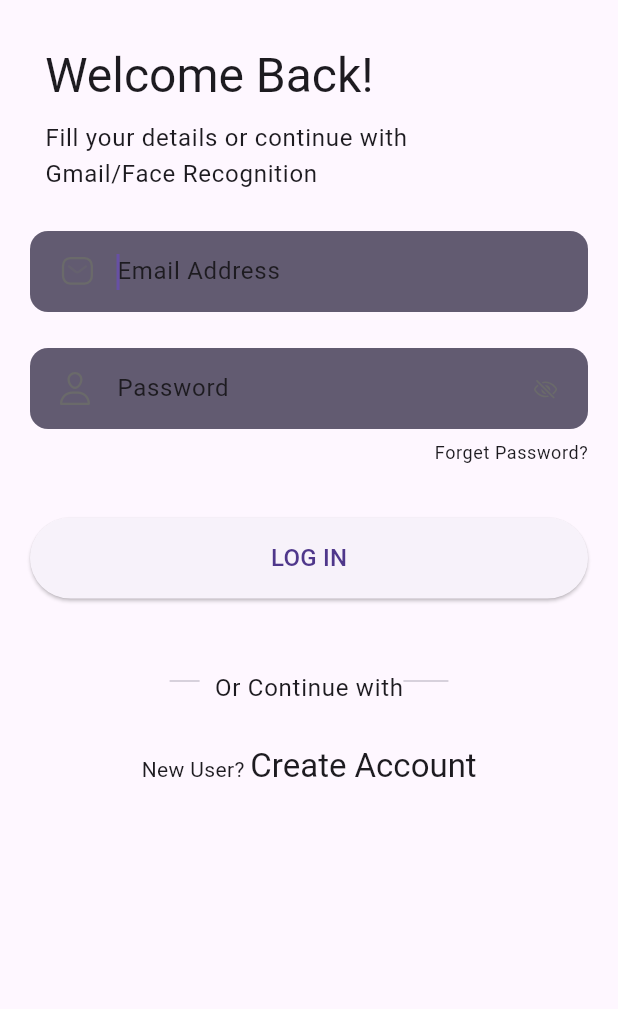
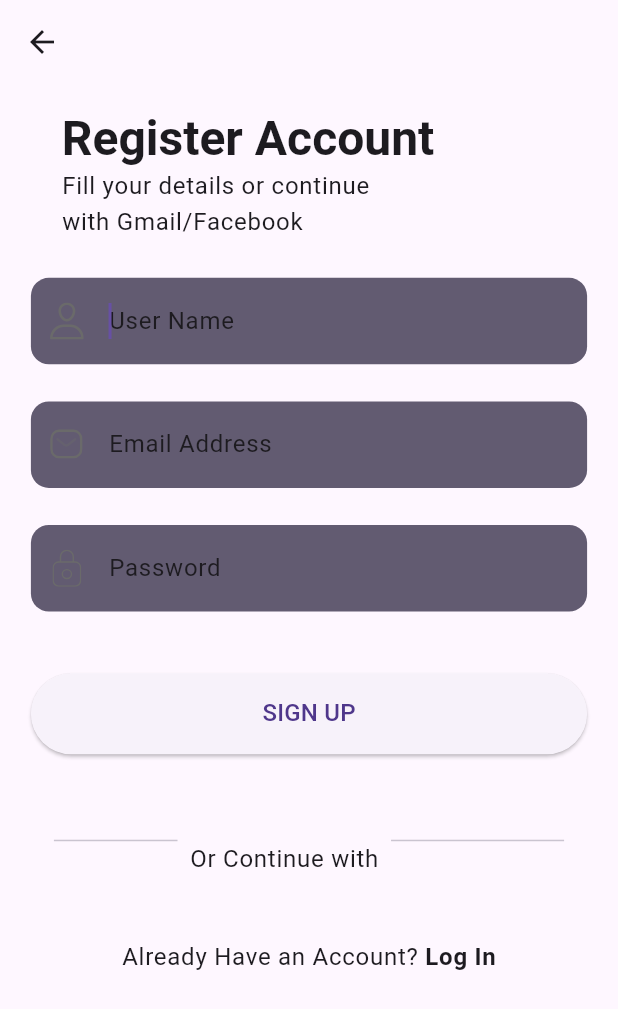
Before and after one commit to Miragaia/RouteTrack, a Flutter app: the LogInScreen screen opened by its route, after a tap on an icon or button, on a phone screen of 412 x 824 dp. Shown: the top 1009 px of the screen. Run offline on Flutter 3.47's test engine with Material 3 defaults, Android fonts, the phone set to English and light mode, and no system bars; our stand-ins replace cached_network_image, firebase_auth, firebase_core, flutter_svg; accounts and stored records are empty; network calls fail.

Commit message:
feat: SignUp screen UI + firebase auth working

```diff
--- a/routertrack/lib/routes.dart
+++ b/routertrack/lib/routes.dart
@@ -1,7 +1,7 @@
 import 'package:flutter/material.dart';
 // import 'package:routertrack/screens/home.dart';
 import 'package:routertrack/screens/logIn.dart';
-// import 'package:routertrack/screens/signUp.dart';
+import 'package:routertrack/screens/signup.dart';
 import 'package:routertrack/screens/splash.dart';
 
 
@@ -17,7 +17,7 @@ class AppRoutes {
   static Map<String, WidgetBuilder> routes = {
     splashScreen: (context) => const SplashScreen(),
     logInScreen: (context) => const LogInScreen(),
-    // signUpScreen: (context) => SignUpScreen(),
+    signUpScreen: (context) => const SignUpScreen(),
     // homePage: (context) => HomePage(),
   };
 }
--- a/routertrack/lib/screens/logIn.dart
+++ b/routertrack/lib/screens/logIn.dart
@@ -1,6 +1,7 @@
 import 'package:firebase_auth/firebase_auth.dart';
 import 'package:flutter/material.dart';
 import 'package:routertrack/firebase_ath/firebase_auth_services.dart';
+import 'package:routertrack/routes.dart';
 import 'package:routertrack/screens/home.dart';
 import 'package:routertrack/theme/CustomTextStyles.dart';
 import 'package:routertrack/widgets/CustomElevatedButton.dart';
@@ -64,7 +65,7 @@ class _LogInScreenState extends State<LogInScreen> {
                         width: 250,
                         margin: const EdgeInsets.only(left: 10, right: 75),
                         child: Text(
-                          "Fill your details or continue with Gmail/Face Recognition",
+                          "Fill your details to continue",
                           maxLines: 2,
                           overflow: TextOverflow.ellipsis,
                           style: Theme.of(context).textTheme.bodyLarge!.copyWith(
@@ -176,7 +177,7 @@ class _LogInScreenState extends State<LogInScreen> {
                     const SizedBox(height: 26),
                     GestureDetector(
                       onTap: () {
-                        Navigator.pushNamed(context, '/signUpScreen');
+                        Navigator.pushNamed(context, AppRoutes.signUpScreen);
                       },
                       child: RichText(
                         text: TextSpan(
--- /dev/null
+++ b/routertrack/lib/screens/signup.dart
@@ -0,0 +1,245 @@
+import 'package:firebase_auth/firebase_auth.dart';
+import 'package:routertrack/firebase_ath/firebase_auth_services.dart';
+import 'package:routertrack/routes.dart';
+import 'package:routertrack/screens/home.dart';
+import 'package:routertrack/theme/CustomTextStyles.dart';
+import 'package:routertrack/widgets/CustomElevatedButton.dart';
+import 'package:routertrack/widgets/CustomImageView.dart';
+import 'package:routertrack/widgets/CustomTextFormField.dart';
+import 'package:flutter/material.dart';
+
+class SignUpScreen extends StatefulWidget {
+  const SignUpScreen({Key? key}) : super(key: key);
+
+  @override
+  _SignUpScreenState createState() => _SignUpScreenState();
+}
+
+class _SignUpScreenState extends State<SignUpScreen> {
+
+  final FirebaseAuthService _auth = FirebaseAuthService();
+  TextEditingController userNameController = TextEditingController();
+  TextEditingController emailController = TextEditingController();
+  TextEditingController passwordController = TextEditingController();
+  GlobalKey<FormState> _formKey = GlobalKey<FormState>();
+
+  @override
+  void dispose() {
+    userNameController.dispose();
+    emailController.dispose();
+    passwordController.dispose();
+    super.dispose();
+  }
+
+  @override
+  Widget build(BuildContext context) {
+    final screenHeight = MediaQuery.of(context).size.height;
+    final screenWidth = MediaQuery.of(context).size.width;
+
+    return SafeArea(
+      child: Scaffold(
+        resizeToAvoidBottomInset: false,
+        appBar: _buildAppBar(context),
+        body: SizedBox(
+          width: double.maxFinite,
+          child: SingleChildScrollView(
+            padding: EdgeInsets.only(
+              bottom: MediaQuery.of(context).viewInsets.bottom,
+            ),
+            child: Form(
+              key: _formKey,
+              child: Container(
+                width: double.maxFinite,
+                padding: EdgeInsets.symmetric(
+                  horizontal: screenWidth * 0.05,
+                  vertical: screenHeight * 0.02,
+                ),
+                child: Column(
+                  children: [
+                    Align(
+                      alignment: Alignment.centerLeft,
+                      child: Padding(
+                        padding: EdgeInsets.only(left: screenWidth * 0.05),
+                        child: Text(
+                          "Register Account",
+                          style: CustomTextStyles.headlineLargeSemiBold(context),
+                        ),
+                      ),
+                    ),
+                    Align(
+                      alignment: Alignment.centerLeft,
+                      child: Container(
+                        width: screenWidth * 0.55,
+                        margin: EdgeInsets.only(left: screenWidth * 0.05),
+                        child: Text(
+                          "Fill your details or continue with Gmail/Facebook",
+                          maxLines: 2,
+                          overflow: TextOverflow.ellipsis,
+                          style: Theme.of(context).textTheme.bodyLarge!.copyWith(
+                            height: 1.5,
+                          ),
+                        ),
+                      ),
+                    ),
+                    SizedBox(height: screenHeight * 0.03),
+                    _buildUserName(context, screenHeight, screenWidth),
+                    SizedBox(height: screenHeight * 0.03),
+                    _buildEmail(context, screenHeight, screenWidth),
+                    SizedBox(height: screenHeight * 0.03),
+                    _buildPassword(context, screenHeight, screenWidth),
+                    SizedBox(height: screenHeight * 0.05),
+                    _buildSIGNUP(context),
+                    SizedBox(height: screenHeight * 0.04),
+                    Row(
+                      mainAxisAlignment: MainAxisAlignment.center,
+                      crossAxisAlignment: CrossAxisAlignment.end,
+                      children: [
+                        Padding(
+                          padding: EdgeInsets.symmetric(vertical: screenHeight * 0.02),
+                          child: SizedBox(
+                            width: screenWidth * 0.2,
+                            child: const Divider(),
+                          ),
+                        ),
+                        Padding(
+                          padding: EdgeInsets.only(left: screenWidth * 0.02),
+                          child: Text(
+                            "Or Continue with",
+                            style: Theme.of(context).textTheme.bodyLarge,
+                          ),
+                        ),
+                        Padding(
+                          padding: EdgeInsets.symmetric(vertical: screenHeight * 0.02),
+                          child: SizedBox(
+                            width: screenWidth * 0.3,
+                            child: Divider(
+                              indent: screenWidth * 0.02,
+                            ),
+                          ),
+                        ),
+                      ],
+                    ),
+                    SizedBox(height: screenHeight * 0.05),
+                    GestureDetector(
+                      onTap: () {
+                        Navigator.pushNamed(context, AppRoutes.logInScreen);
+                      },
+                      child: RichText(
+                        text: TextSpan(
+                          children: [
+                            TextSpan(
+                              text: "Already Have an Account? ",
+                              style: Theme.of(context).textTheme.bodyLarge,
+                            ),
+                            TextSpan(
+                              text: "Log In",
+                              style: Theme.of(context).textTheme.bodyLarge!.copyWith(
+                                fontWeight: FontWeight.bold,
+                              ),
+                            ),
+                          ],
+                        ),
+                        textAlign: TextAlign.left,
+                      ),
+                    ),
+                    SizedBox(height: screenHeight * 0.01),
+                  ],
+                ),
+              ),
+            ),
+          ),
+        ),
+      ),
+    );
+  }
+
+  /// Section Widget
+  PreferredSizeWidget _buildAppBar(BuildContext context) {
+    return AppBar(
+      leading: GestureDetector(
+        onTap: () {
+          Navigator.pop(context);
+        },
+        child: Icon(Icons.arrow_back),
+      ),
+    );
+  }
+
+  /// Section Widget
+  Widget _buildUserName(BuildContext context, double screenHeight, double screenWidth) {
+    return CustomTextFormField(
+      controller: userNameController,
+      hintText: "User Name",
+      prefix: Padding(
+        padding: EdgeInsets.symmetric(horizontal: screenWidth * 0.02, vertical: screenHeight * 0.02),
+        child: CustomImageView(
+          imagePath: 'assets/images/img_lock.svg',
+          height: screenHeight * 0.03,
+          width: screenWidth * 0.05,
+        ),
+      ),
+    );
+  }
+
+  /// Section Widget
+  Widget _buildEmail(BuildContext context, double screenHeight, double screenWidth) {
+    return CustomTextFormField(
+      controller: emailController,
+      hintText: "Email Address",
+      textInputType: TextInputType.emailAddress,
+      prefix: Padding(
+        padding: EdgeInsets.symmetric(horizontal: screenWidth * 0.02, vertical: screenHeight * 0.02),
+        child: CustomImageView(
+          imagePath: 'assets/images/img_message.svg',
+          height: screenHeight * 0.03,
+          width: screenWidth * 0.05,
+        ),
+      ),
+    );
+  }
+
+  /// Section Widget
+  Widget _buildPassword(BuildContext context, double screenHeight, double screenWidth) {
+    return CustomTextFormField(
+      controller: passwordController,
+      hintText: "Password",
+      textInputAction: TextInputAction.done,
+      textInputType: TextInputType.visiblePassword,
+      prefix: Padding(
+        padding: EdgeInsets.symmetric(horizontal: screenWidth * 0.02, vertical: screenHeight * 0.02),
+        child: CustomImageView(
+          imagePath: 'assets/images/img_location_gray_700.svg',
+          height: screenHeight * 0.03,
+          width: screenWidth * 0.05,
+        ),
+      ),
+      obscureText: true,
+    );
+  }
+
+  Widget _buildSIGNUP(BuildContext context) {
+    return CustomElevatedButton(
+      text: "SIGN UP",
+      onPressed: () {
+        _signUp();
+      },
+    );
+  }
+
+  void _signUp() async {
+    String username = userNameController.text.trim();
+    String email = emailController.text.trim();
+    String password = passwordController.text.trim();
+
+    User? user = await _auth.signUpWithEmailAndPassword(email, password);
+
+    if (user != null) {
+      // Navigate to the home page
+      Navigator.push(context, MaterialPageRoute(builder: (context) {
+        return const HomePage();
+      }));
+    } else {
+      print("Sign up failed");
+    }
+  }
+}
```
Also changed, not shown: routertrack/assets/images/img_chevron_left.svg (added), routertrack/assets/images/img_location_gray_700.svg (added), 1 other file.
